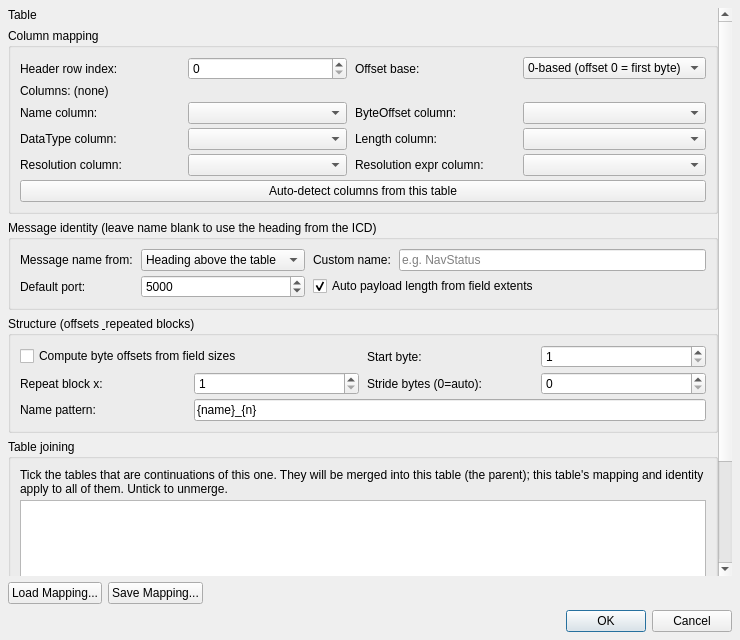
First picture: the form in forms/IcdTableSettingsDialog.ui, repository rohityaduvxnshi/pcapfile, before the edit.
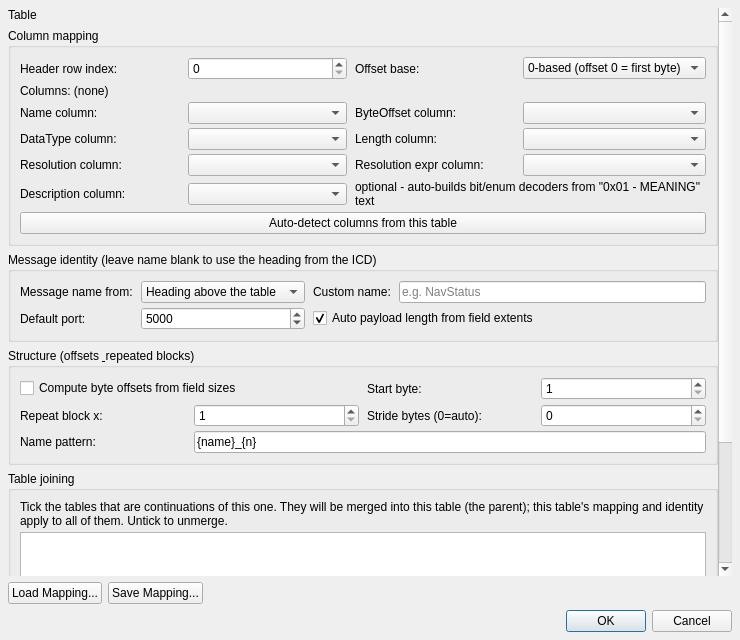
Second picture: the form after the edit.

Commit message: ICD automation P2: auto bit/enum decoders from a Description column

Patch:
```diff
--- a/forms/IcdTableSettingsDialog.ui
+++ b/forms/IcdTableSettingsDialog.ui
@@ -51,7 +51,10 @@
           <item row="4" column="1"><widget class="QComboBox" name="cmbColResolution"/></item>
           <item row="4" column="2"><widget class="QLabel" name="lblExprCol"><property name="text"><string>Resolution expr column:</string></property></widget></item>
           <item row="4" column="3"><widget class="QComboBox" name="cmbColExpr"/></item>
-          <item row="5" column="0" colspan="4"><widget class="QPushButton" name="btnAutoDetect"><property name="text"><string>Auto-detect columns from this table</string></property></widget></item>
+          <item row="5" column="0"><widget class="QLabel" name="lblDescCol"><property name="text"><string>Description column:</string></property></widget></item>
+          <item row="5" column="1"><widget class="QComboBox" name="cmbColDescription"/></item>
+          <item row="5" column="2" colspan="2"><widget class="QLabel" name="lblDescHint"><property name="text"><string>optional - auto-builds bit/enum decoders from "0x01 - MEANING" text</string></property><property name="wordWrap"><bool>true</bool></property></widget></item>
+          <item row="6" column="0" colspan="4"><widget class="QPushButton" name="btnAutoDetect"><property name="text"><string>Auto-detect columns from this table</string></property></widget></item>
          </layout>
         </widget>
        </item>
```
The commit also changes 9 other files.
